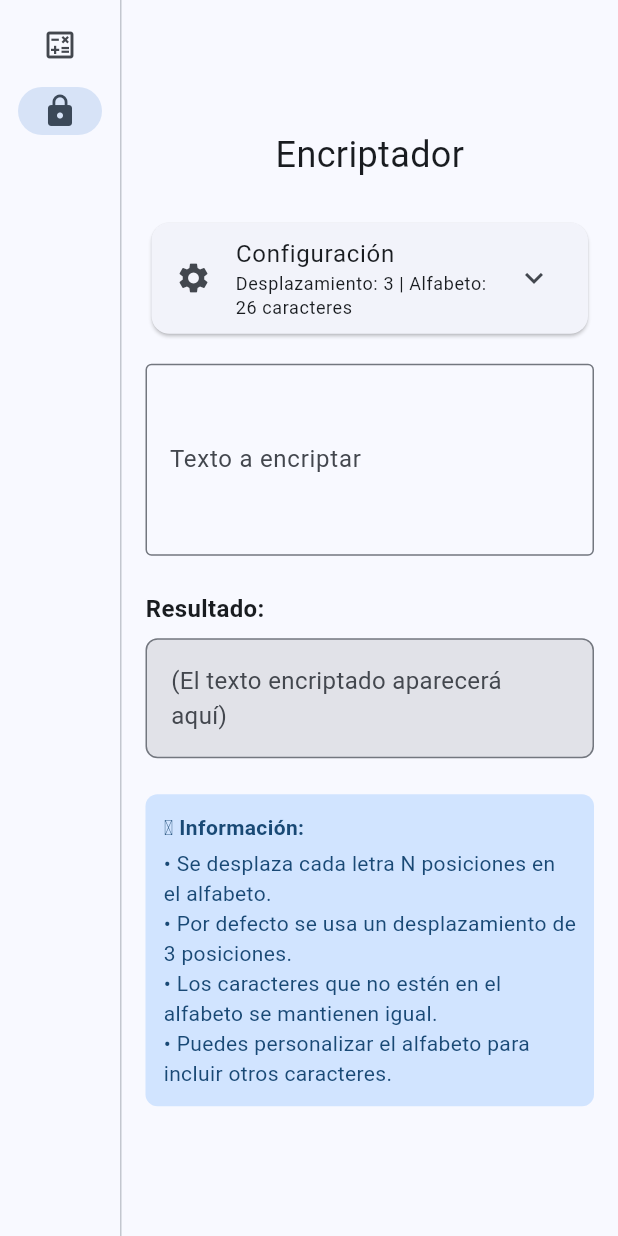
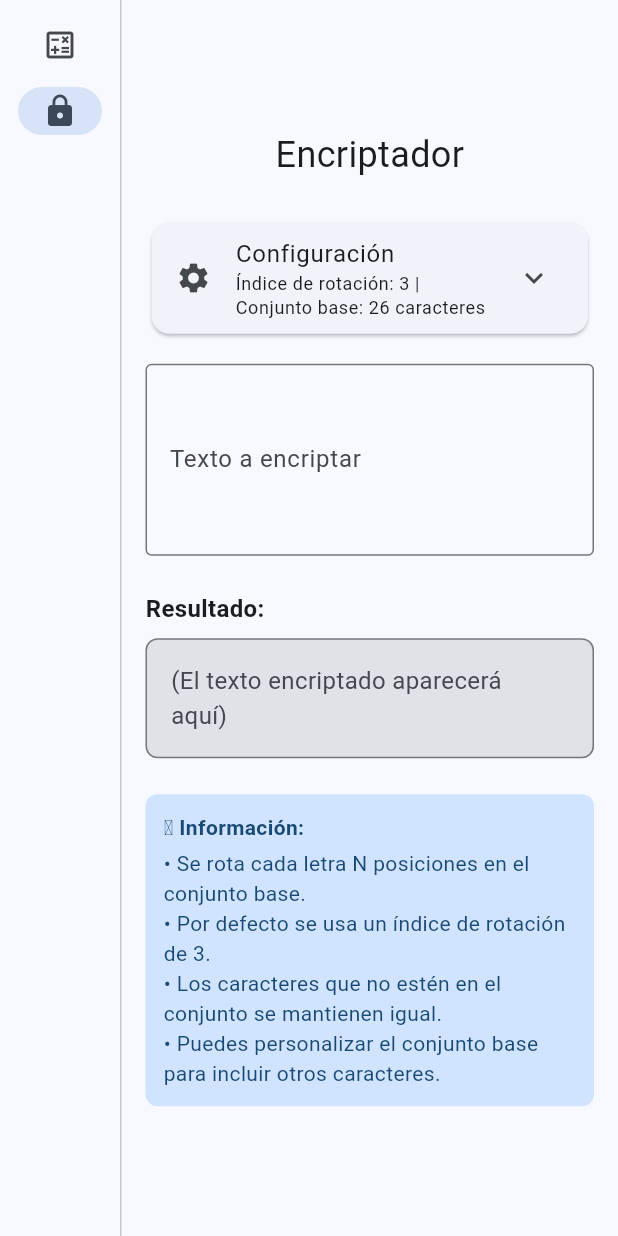
Before and after one commit to jersy96/kaprekar-quest, a Flutter app: the screen it shows after launch, after a tap on "Encriptador", on a phone screen of 412 x 824 dp. Run offline on Flutter 3.47's test engine with Material 3 defaults, Android fonts, the phone set to English and light mode, and no system bars; our stand-ins replace dartz, flutter_bloc, freezed_annotation, get_it, injectable, kt_dart.

Commit message:
feat: rename encryption fields to mathematical terms
- Change 'Desplazamiento' to 'Índice de rotación'
- Change 'Alfabeto' to 'Conjunto base'
- Update related hints and descriptions

```diff
--- a/lib/presentation/encryptor/encryptor_page.dart
+++ b/lib/presentation/encryptor/encryptor_page.dart
@@ -106,7 +106,7 @@ class _EncryptorPageState extends State<EncryptorPage> {
               child: ExpansionTile(
                 title: const Text('Configuración'),
                 subtitle: Text(
-                  'Desplazamiento: ${_shiftController.text} | Alfabeto: ${_alphabetController.text.length} caracteres',
+                  'Índice de rotación: ${_shiftController.text} | Conjunto base: ${_alphabetController.text.length} caracteres',
                   style: Theme.of(context).textTheme.bodySmall,
                 ),
                 leading: const Icon(Icons.settings),
@@ -125,8 +125,8 @@ class _EncryptorPageState extends State<EncryptorPage> {
                               FilteringTextInputFormatter.digitsOnly,
                             ],
                             decoration: const InputDecoration(
-                              labelText: 'Desplazamiento',
-                              hintText: 'Número de posiciones a desplazar',
+                              labelText: 'Índice de rotación',
+                              hintText: 'Número de posiciones a rotar',
                               border: OutlineInputBorder(),
                             ),
                           ),
@@ -138,8 +138,8 @@ class _EncryptorPageState extends State<EncryptorPage> {
                               child: TextFormField(
                                 controller: _alphabetController,
                                 decoration: const InputDecoration(
-                                  labelText: 'Alfabeto',
-                                  hintText: 'Caracteres del alfabeto',
+                                  labelText: 'Conjunto base',
+                                  hintText: 'Caracteres del conjunto',
                                   border: OutlineInputBorder(),
                                 ),
                               ),
@@ -215,10 +215,10 @@ class _EncryptorPageState extends State<EncryptorPage> {
                   ),
                   const SizedBox(height: 4),
                   Text(
-                    '• Se desplaza cada letra N posiciones en el alfabeto.\n'
-                    '• Por defecto se usa un desplazamiento de 3 posiciones.\n'
-                    '• Los caracteres que no estén en el alfabeto se mantienen igual.\n'
-                    '• Puedes personalizar el alfabeto para incluir otros caracteres.',
+                    '• Se rota cada letra N posiciones en el conjunto base.\n'
+                    '• Por defecto se usa un índice de rotación de 3.\n'
+                    '• Los caracteres que no estén en el conjunto se mantienen igual.\n'
+                    '• Puedes personalizar el conjunto base para incluir otros caracteres.',
                     style: TextStyle(
                       color: Theme.of(context).colorScheme.onPrimaryContainer,
                     ),
```
